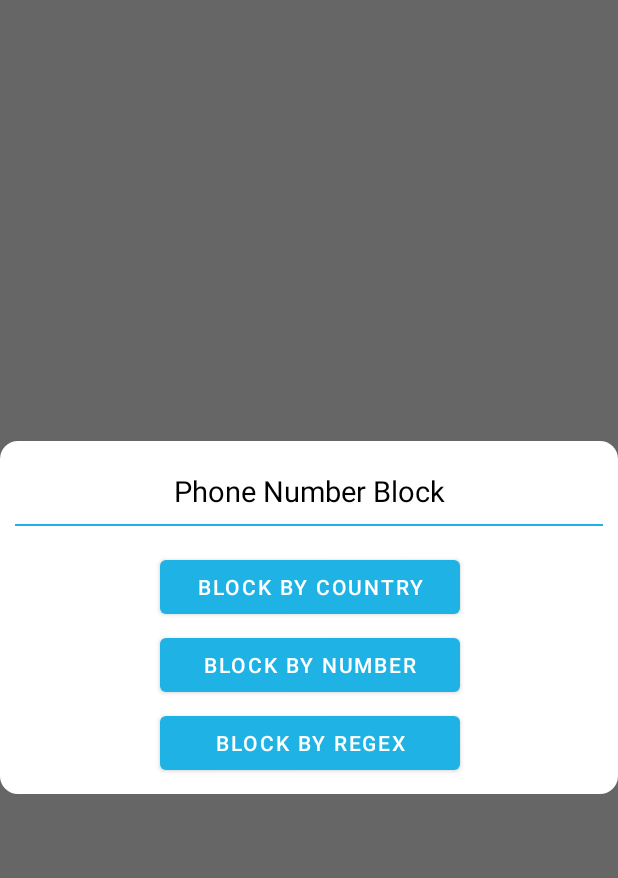
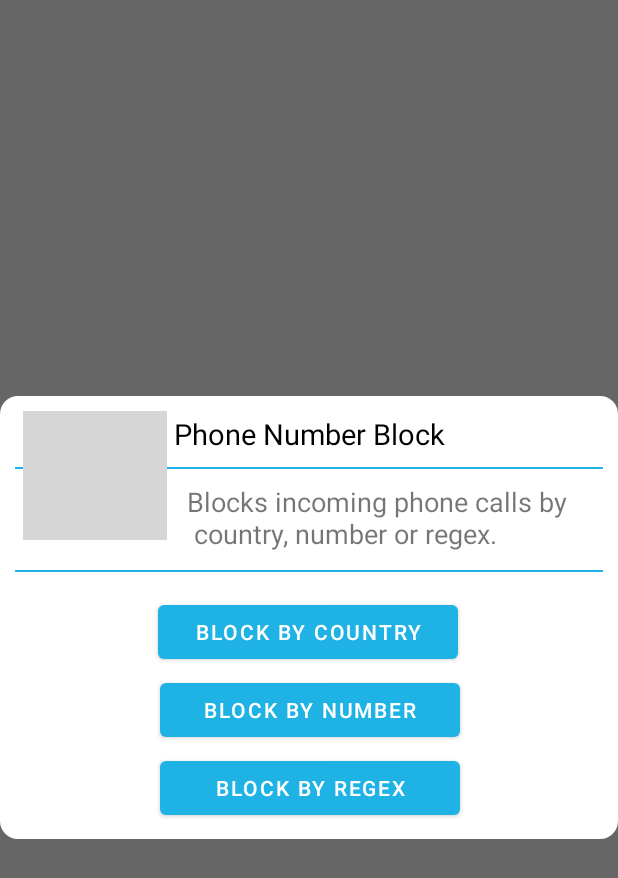
Before and after one commit to code-Adrian/Anti-Spam, an Android app: the fragment OptionsDialog shown on its own in the app's theme, on a phone screen of 412 x 824 dp. Shown: the top 878 px of the screen. Run offline under Robolectric (Android 15) with nearby library versions, the phone set to English and light mode, and no system bars; grey boxes are pictures that could not be loaded.

Commit message:
Dialogs - NumberBlockDialog.kt navigation from OptionsDialog.kt - RegexBlockDialog.kt navigation from OptionsDialog.kt

```diff
--- a/app/src/main/java/com/ab/anti_spam/ui/callblacklist/OptionsDialog.kt
+++ b/app/src/main/java/com/ab/anti_spam/ui/callblacklist/OptionsDialog.kt
@@ -33,6 +33,14 @@ class OptionsDialog: DialogFragment() {
         val root = fragBinding.root
         dialog?.window?.setBackgroundDrawable(ColorDrawable(Color.TRANSPARENT))
 
+    listeners()
+
+
+
+        return root
+    }
+
+    private fun listeners(){
         fragBinding.countryBlock.setOnClickListener{
 
             //Dismiss current dialog (OptionsDialog)
@@ -42,8 +50,16 @@ class OptionsDialog: DialogFragment() {
 
         }
 
+        fragBinding.numberBlock.setOnClickListener{
+            dismiss()
+            findNavController().navigate(R.id.action_nav_call_blacklist_to_numberBlockDialog)
 
+        }
 
-        return root
+        fragBinding.regexBlock.setOnClickListener{
+            dismiss()
+            findNavController().navigate(R.id.action_nav_call_blacklist_to_regexBlockDialog)
+        }
     }
+
 }
--- a/app/src/main/res/layout/callblacklist_options_dialog.xml
+++ b/app/src/main/res/layout/callblacklist_options_dialog.xml
@@ -4,10 +4,9 @@
     xmlns:tools="http://schemas.android.com/tools"
     android:layout_width="match_parent"
     android:layout_height="match_parent"
-    android:minWidth="280dp"
+    android:background="@drawable/dialog_background"
     android:gravity="center"
-    android:background="@drawable/dialog_background"
-    >
+    android:minWidth="280dp">
 
 
     <TextView
@@ -18,7 +17,7 @@
         android:layout_alignParentTop="true"
         android:layout_gravity="center_horizontal"
         android:gravity="center_horizontal"
-        android:paddingTop="10dp"
+        android:paddingTop="2dp"
         android:text="@string/phone_number_block"
         android:textColor="@color/black"
         android:textSize="19sp"
@@ -27,6 +26,7 @@
         app:layout_constraintTop_toTopOf="parent" />
 
     <View
+        android:id="@+id/view"
         android:layout_width="match_parent"
         android:layout_height="1dp"
         android:layout_marginTop="9dp"
@@ -36,15 +36,51 @@
         app:layout_constraintTop_toBottomOf="@+id/header" />
 
 
+    <ImageView
+        android:id="@+id/question_mark"
+        android:layout_width="wrap_content"
+        android:layout_height="wrap_content"
+        android:layout_marginStart="5dp"
+        android:layout_marginTop="17dp"
+        android:layout_marginBottom="20dp"
+        android:background="@drawable/infomark"
+        app:layout_constraintBottom_toTopOf="@+id/view2"
+        app:layout_constraintStart_toStartOf="parent"
+        app:layout_constraintTop_toBottomOf="@+id/view"
+        app:layout_constraintVertical_bias="1.0" />
+
+    <TextView
+        android:id="@+id/textView2"
+        android:layout_width="wrap_content"
+        android:layout_height="wrap_content"
+        android:layout_marginTop="9dp"
+        android:text="Blocks incoming phone calls by\n country, number or regex."
+        android:textSize="18sp"
+        app:layout_constraintEnd_toEndOf="parent"
+        app:layout_constraintHorizontal_bias="0.356"
+        app:layout_constraintStart_toEndOf="@+id/question_mark"
+        app:layout_constraintTop_toBottomOf="@+id/view" />
+
+    <View
+        android:id="@+id/view2"
+        android:layout_width="match_parent"
+        android:layout_height="1dp"
+        android:layout_marginTop="12dp"
+        android:background="@color/blueish"
+        app:layout_constraintEnd_toEndOf="parent"
+        app:layout_constraintHorizontal_bias="0.526"
+        app:layout_constraintStart_toStartOf="parent"
+        app:layout_constraintTop_toBottomOf="@+id/textView2" />
+
     <Button
         android:id="@+id/country_block"
         android:layout_width="wrap_content"
         android:layout_height="wrap_content"
-        android:layout_marginTop="27dp"
+        android:layout_marginTop="95dp"
         android:width="200dp"
         android:text="@string/block_by_country"
         app:layout_constraintEnd_toEndOf="parent"
-        app:layout_constraintHorizontal_bias="0.502"
+        app:layout_constraintHorizontal_bias="0.497"
         app:layout_constraintStart_toStartOf="parent"
         app:layout_constraintTop_toBottomOf="@+id/header">
 
@@ -63,7 +99,6 @@
         app:layout_constraintTop_toBottomOf="@+id/number_block" />
 
 
-
     <Button
         android:id="@+id/number_block"
         android:layout_width="wrap_content"
--- a/app/src/main/res/values/colors.xml
+++ b/app/src/main/res/values/colors.xml
@@ -8,4 +8,5 @@
     <color name="black">#FF000000</color>
     <color name="white">#FFFFFFFF</color>
     <color name="blueish">#1FB3E5</color>
+    <color name="blueish2">#0e63eb</color>
 </resources>
--- a/app/src/main/res/values/strings.xml
+++ b/app/src/main/res/values/strings.xml
@@ -43,6 +43,11 @@
     <string name="country_block">Country Block</string>
 
     <string name="select">Select Country</string>
+    <string name="hint_number">+353 00 000 0000</string>
+    <string name="regex_block">Regex Block</string>
+    <string name="hint_regex">/(D*d){8}/</string>
+    <string name="number_block">Number Block</string>
+    <string name="block_regex">Regex Block</string>
 
     <string-array name="countries">
         <item>Afghanistan (+93)</item>
```
Also changed, not shown: app/src/main/java/com/ab/anti_spam/ui/callblacklist/NumberBlockDialog.kt (added, +33 -0 lines), app/src/main/java/com/ab/anti_spam/ui/callblacklist/RegexBlockDialog.kt (added, +33 -0 lines), app/src/main/res/layout/callblacklist_numberblock_dialog.xml (added, +65 -0 lines), app/src/main/res/layout/callblacklist_regexblock_dialog.xml (added, +65 -0 lines), app/src/main/res/navigation/mobile_navigation.xml (+27 -2 lines), app/src/debug/res/drawable-mdpi/infomark.png (added), app/src/debug/res/drawable-mdpi/test.png (added), app/src/main/res/drawable/textlesslogo.png (added).
